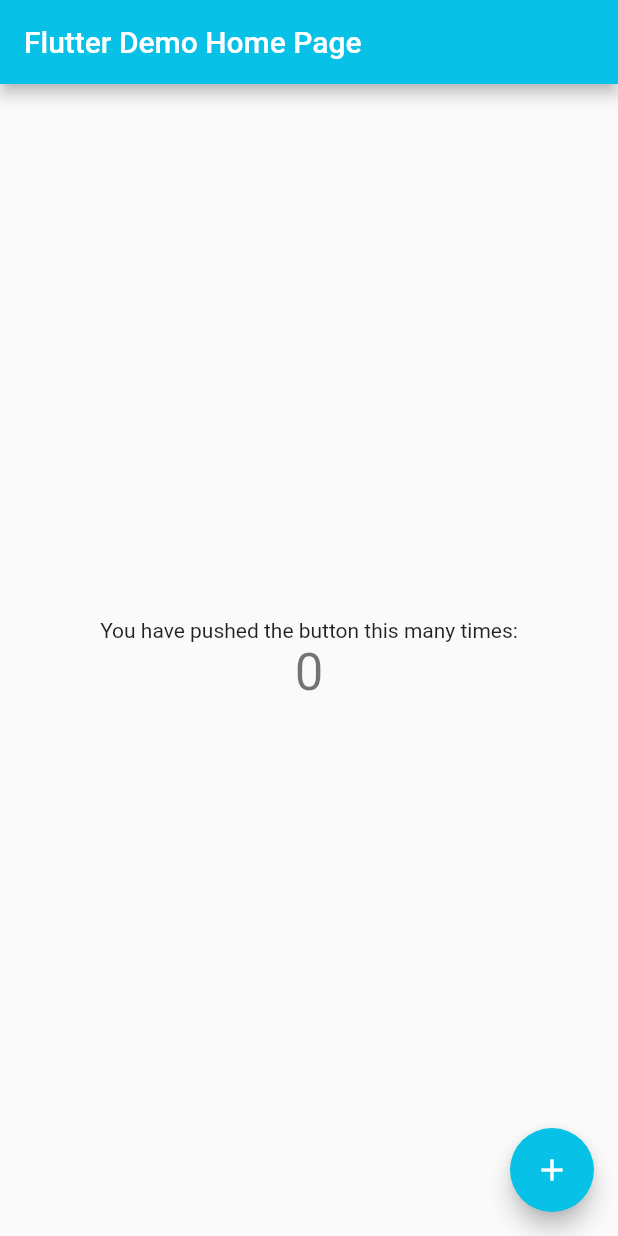
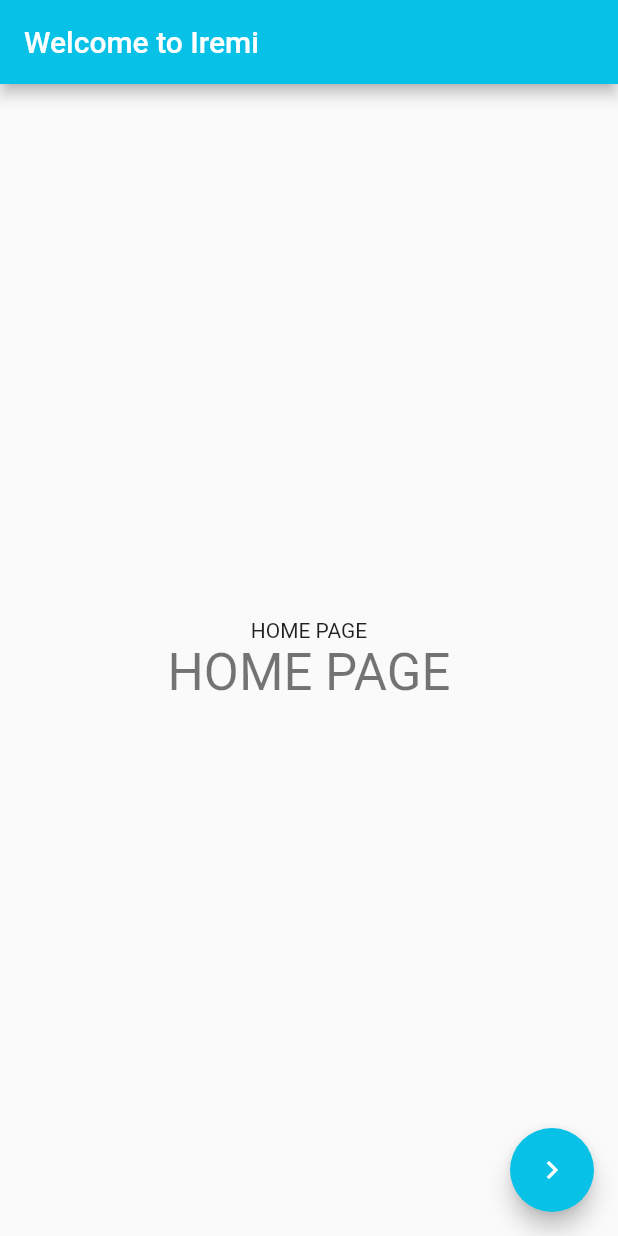
Before and after one commit to ZiClaud/Iremi-Breathing-App, a Flutter app: the screen it shows after launch, on a phone screen of 412 x 824 dp. Run offline on Flutter 3.47's test engine with Material 2 defaults, Android fonts, the phone set to English and light mode, and no system bars.

```diff
--- a/iremibreathingapp/lib/exercises/deepBreathingExercise.dart
+++ b/iremibreathingapp/lib/exercises/deepBreathingExercise.dart
@@ -1,6 +1,9 @@
 import 'package:iremibreathingapp/exercises/exercise.dart';
 
 abstract class DeepBreathingExercise extends Exercise {
+  @override
+  String name = "Deep Breathing Exercise";
+
   @override
   List<String> steps = [
     "Find a quiet and comfortable place where you won't be disturbed.",
--- a/iremibreathingapp/lib/exercises/exercise.dart
+++ b/iremibreathingapp/lib/exercises/exercise.dart
@@ -1,4 +1,5 @@
 abstract class Exercise {
+  late String name;
   late String description;
   late String notes;
   late List<String> steps;
--- a/iremibreathingapp/lib/main.dart
+++ b/iremibreathingapp/lib/main.dart
@@ -1,17 +1,22 @@
-import 'package:iremibreathingapp/exercises/customExercise.dart';
-import 'package:iremibreathingapp/exercises/deepBreathingExerciseBeginner.dart';
-import 'package:iremibreathingapp/exercises/exercise.dart';
+import 'package:flutter/material.dart';
+import 'package:iremibreathingapp/pages/mainPage.dart';
+import 'package:iremibreathingapp/utils/theme.dart';
 
 void main() {
-  Exercise deepBreathing = DeepBreathingExerciseBeginner();
-  Exercise customBreathing = CustomExercise(["s1", "s2"], 1, 1, 1, 1, 3);
+  runApp(const MyApp());
+}
 
-  deepBreathing.tellSteps();
-  customBreathing.tellSteps();
+class MyApp extends StatelessWidget {
+  const MyApp({Key? key}) : super(key: key);
 
-  print("deepBeginner");
-//  deepBreathing.start();
-
-  print("custom");
-  customBreathing.start();
+  @override
+  Widget build(BuildContext context) {
+    return MaterialApp(
+      debugShowCheckedModeBanner: false,
+      theme: ThemeData(
+        primarySwatch: myBluLightMaterial,
+      ),
+      home: const MainPage(),
+    );
+  }
 }
--- a/iremibreathingapp/lib/oldMain.dart
+++ b/iremibreathingapp/lib/pages/demoPage.dart
@@ -1,12 +1,11 @@
 import 'package:flutter/material.dart';
+import 'package:iremibreathingapp/exercises/deepBreathingExerciseBeginner.dart';
 import 'package:iremibreathingapp/utils/theme.dart';
 
-void main() {
-  runApp(const MyApp());
-}
+import '../utils/myUtils.dart';
 
-class MyApp extends StatelessWidget {
-  const MyApp({Key? key}) : super(key: key);
+class DemoPage extends StatelessWidget {
+  const DemoPage({Key? key}) : super(key: key);
 
   @override
   Widget build(BuildContext context) {
@@ -35,6 +34,10 @@ class _MyHomePageState extends State<MyHomePage> {
     setState(() {
       _counter++;
     });
+
+    if (_counter > 5){
+      navigateToExercisePage(this, DeepBreathingExerciseBeginner());
+    }
   }
 
   @override
--- /dev/null
+++ b/iremibreathingapp/lib/pages/mainPage.dart
@@ -0,0 +1,45 @@
+import 'package:flutter/material.dart';
+import 'package:iremibreathingapp/exercises/deepBreathingExerciseBeginner.dart';
+
+import '../utils/dfaultWidget.dart';
+import '../utils/myUtils.dart';
+import '../utils/theme.dart';
+
+class MainPage extends StatefulWidget {
+  const MainPage({Key? key}) : super(key: key);
+
+  @override
+  State<MainPage> createState() => _MainPageState();
+}
+
+class _MainPageState extends State<MainPage> {
+  @override
+  Widget build(BuildContext context) {
+    return Scaffold(
+      appBar: defaultAppBar("Welcome to Iremi"),
+      body: Center(
+        child: Column(
+          mainAxisAlignment: MainAxisAlignment.center,
+          children: <Widget>[
+            const Text(
+              'HOME PAGE',
+            ),
+            Text(
+              'HOME PAGE',
+              style: Theme.of(context).textTheme.headline4,
+            ),
+          ],
+        ),
+      ),
+      floatingActionButton: FloatingActionButton(
+        onPressed: () => {
+          navigateToExercisePage(this, DeepBreathingExerciseBeginner())
+        },
+        foregroundColor: myWhite,
+        backgroundColor: myBluLight,
+        tooltip: 'Increment',
+        child: Icon(Icons.navigate_next),
+      ),
+    );
+  }
+}
--- /dev/null
+++ b/iremibreathingapp/lib/utils/dfaultWidget.dart
@@ -0,0 +1,9 @@
+import 'package:flutter/material.dart';
+import 'package:iremibreathingapp/utils/theme.dart';
+
+AppBar defaultAppBar(String title) {
+  return AppBar(
+    title: Text(title),
+    backgroundColor: myBluLight,
+  );
+}
```
Also changed, not shown: iremibreathingapp/lib/exercises/customExercise.dart (+11 -2 lines), iremibreathingapp/lib/mainTest.dart (added, +18 -0 lines), iremibreathingapp/lib/pages/exercisePage.dart (added, +22 -0 lines), iremibreathingapp/lib/utils/myUtils.dart (+13 -0 lines), 18 other files.
